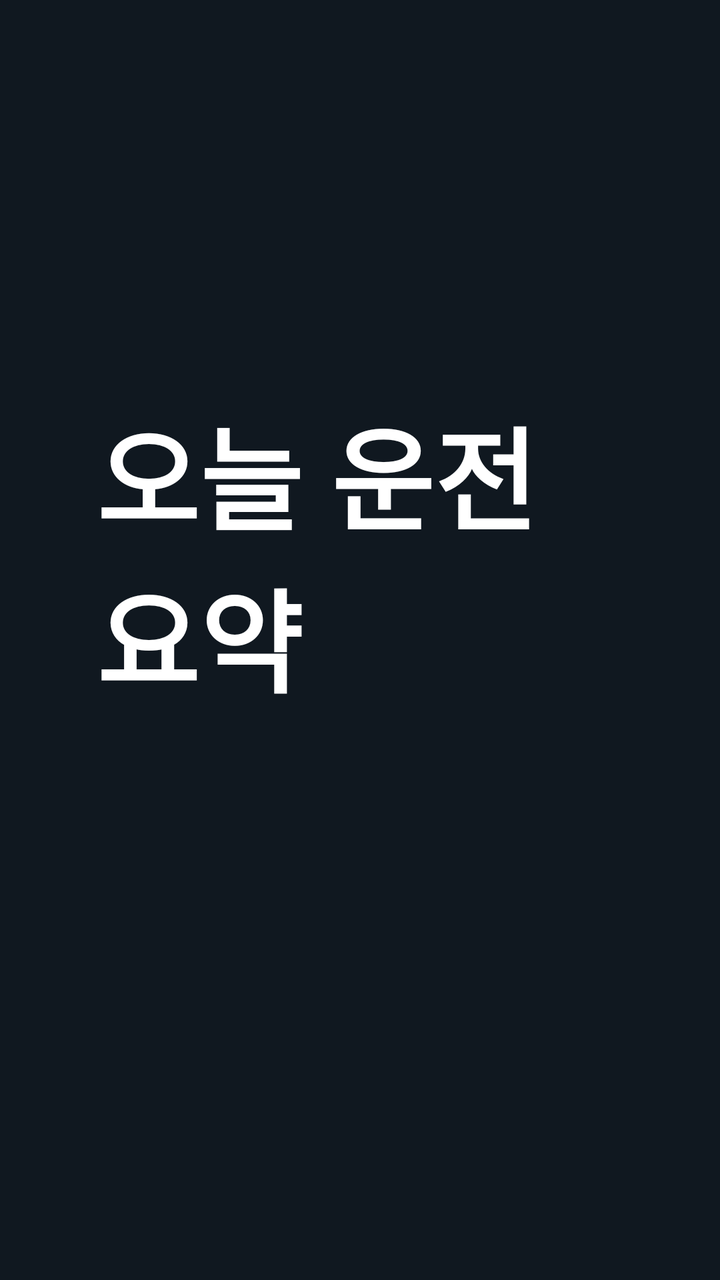
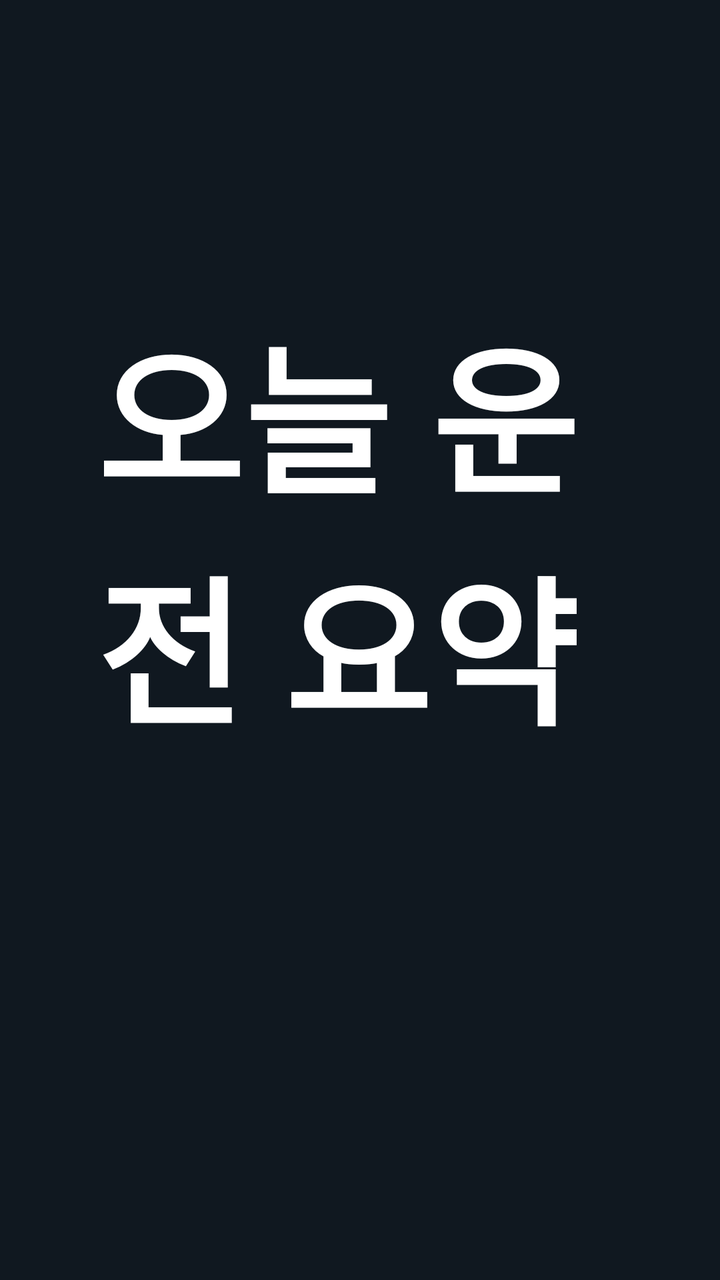

Before-and-after screenshots of an Android layout around one commit, followed by the original layout XML and the change that was made.
<!-- AndroidManifest.xml: application theme Theme.AnsimDrive -->
<!-- res/layout/fragment_parked.xml -->
<?xml version="1.0" encoding="utf-8"?>
<LinearLayout xmlns:android="http://schemas.android.com/apk/res/android"
    android:layout_width="match_parent"
    android:layout_height="match_parent"
    android:background="@color/bg_parked"
    android:gravity="center"
    android:orientation="vertical"
    android:padding="48dp">

    <TextView
        android:layout_width="wrap_content"
        android:layout_height="wrap_content"
        android:text="@string/parked_title"
        android:textColor="@color/text_main"
        android:textSize="56sp"
        android:textStyle="bold" />

    <TextView
        android:id="@+id/summary"
        android:layout_width="wrap_content"
        android:layout_height="wrap_content"
        android:layout_marginTop="32dp"
        android:lineSpacingExtra="12dp"
        android:textColor="@color/text_main"
        android:textSize="40sp" />
</LinearLayout>
<!-- resources referenced by this layout -->
<resources>
  <color name="bg_parked">#FF101820</color>
  <color name="text_main">#FFFFFFFF</color>
  <string name="parked_title">오늘 운전 요약</string>
  <style name="Theme.AnsimDrive" parent="Theme.AppCompat.NoActionBar">
          <item name="android:windowBackground">@color/bg_dark</item>
          <item name="android:statusBarColor">@color/bg_dark</item>
      </style>
  <color name="bg_dark">#FF000000</color>
</resources>

<!-- the commit's change to res/layout/fragment_parked.xml (unified diff, before → after) -->
@@ -12,7 +12,7 @@
         android:layout_height="wrap_content"
         android:text="@string/parked_title"
         android:textColor="@color/text_main"
-        android:textSize="56sp"
+        android:textSize="80sp"
         android:textStyle="bold" />
 
     <TextView
@@ -20,7 +20,7 @@
         android:layout_width="wrap_content"
         android:layout_height="wrap_content"
         android:layout_marginTop="32dp"
-        android:lineSpacingExtra="12dp"
+        android:lineSpacingExtra="20dp"
         android:textColor="@color/text_main"
-        android:textSize="40sp" />
+        android:textSize="60sp" />
 </LinearLayout>
